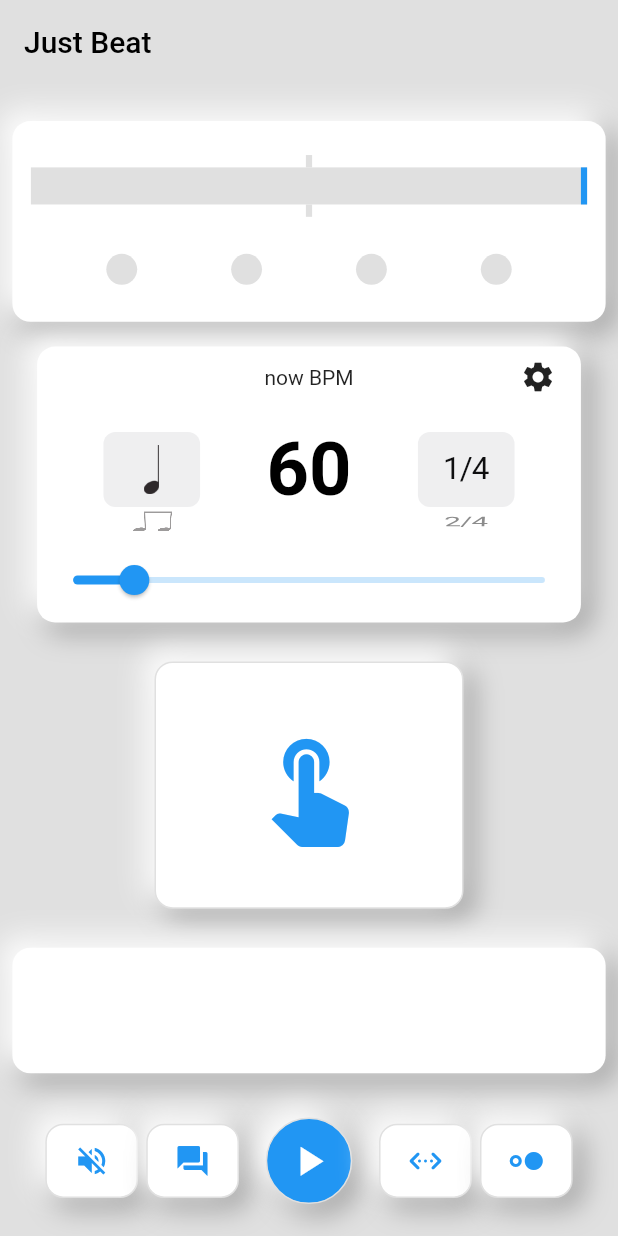
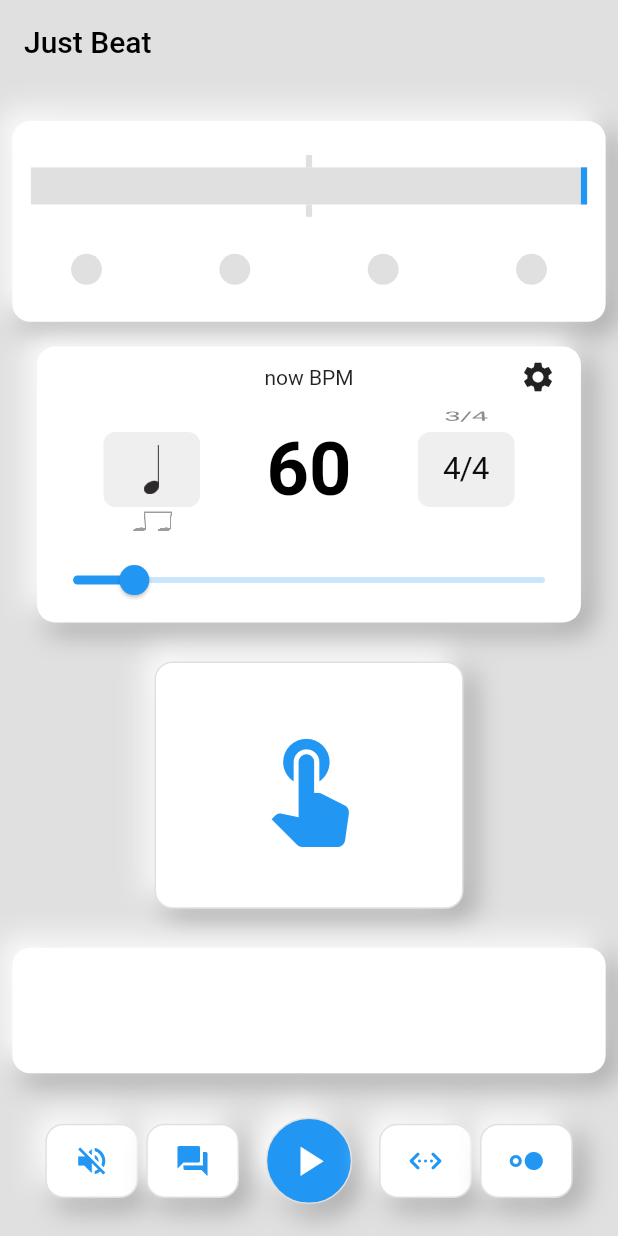
Before and after one commit to yuto90/metronome, a Flutter app: the screen it shows after launch, on a phone screen of 412 x 824 dp. Run offline on Flutter 3.47's test engine with Material 2 defaults, Android fonts, the light colour scheme and no system bars; drawn by our look-alikes of google_mobile_ads; missing offline and left inert: soundpool; network calls fail.

Commit message:
選択bpmに応じて画面を更新

```diff
--- a/lib/home/bpm/bpm.dart
+++ b/lib/home/bpm/bpm.dart
@@ -52,7 +52,6 @@ class BPM extends StatelessWidget {
                           //color: Colors.red,
                           child: CupertinoPicker(
                             itemExtent: 50,
-                            //scrollController: FixedExtentScrollController(initialItem: 0),
                             onSelectedItemChanged: (index) =>
                                 model.pickNote(index),
                             children: model.note
@@ -84,6 +83,8 @@ class BPM extends StatelessWidget {
                           //color: Colors.red,
                           child: CupertinoPicker(
                             itemExtent: 50,
+                            scrollController:
+                                FixedExtentScrollController(initialItem: 4),
                             onSelectedItemChanged: (index) =>
                                 model.pickBeatType(index),
                             children: model.beatType
--- a/lib/home/bpm/bpm_model.dart
+++ b/lib/home/bpm/bpm_model.dart
@@ -1,7 +1,12 @@
 import 'package:flutter/material.dart';
+import 'package:metronome/home/rhythm/rhythm_model.dart';
 import 'package:metronome/property/home_property.dart';
 
 class BpmModel extends ChangeNotifier {
+  BpmModel(BuildContext context) {
+    rhythmModel = RhythmModel(context);
+  }
+  late RhythmModel rhythmModel;
   // スタイルのプロパティ
   HomeProperty homeProperty = HomeProperty();
 
@@ -38,6 +43,7 @@ class BpmModel extends ChangeNotifier {
   /// 拍を切り替えた時
   void pickBeatType(int index) {
     selectedBeatType = index;
+    print(selectedBeatType);
     notifyListeners();
   }
 
--- a/lib/home/footer/footer_model.dart
+++ b/lib/home/footer/footer_model.dart
@@ -7,11 +7,12 @@ import '../home_model.dart';
 class FooterModel extends ChangeNotifier {
   FooterModel(BuildContext context) {
     rhythmModel = context.read<RhythmModel>();
+    homeModel = context.read<HomeModel>();
   }
   // プロパティ用のclassをインスタンス化
   HomeProperty homeProperty = HomeProperty();
-  HomeModel homeModel = HomeModel();
 
+  late HomeModel homeModel;
   late RhythmModel rhythmModel;
 
   // ボリュームのミュートフラグ
--- a/lib/home/home_model.dart
+++ b/lib/home/home_model.dart
@@ -9,7 +9,22 @@ import 'footer/footer_model.dart';
 import 'rhythm/rhythm_model.dart';
 
 class HomeModel extends ChangeNotifier {
-  RhythmModel rhythmModel = RhythmModel();
+  // 画面読み込み時のinit処理
+  HomeModel(BuildContext context) {
+    rhythmModel = RhythmModel(context);
+
+    // バナー広告をインスタンス化
+    myBanner = BannerAd(
+      adUnitId: getTestAdBannerUnitId(),
+      //adUnitId: 'ca-app-pub-8474156868822041/2299618878',
+      size: AdSize.banner,
+      request: const AdRequest(),
+      listener: const BannerAdListener(),
+    );
+    // バナー広告の読み込み
+    myBanner.load();
+  }
+  late RhythmModel rhythmModel;
 
   late BannerAd myBanner;
 
@@ -22,20 +37,6 @@ class HomeModel extends ChangeNotifier {
 
   // プロパティ用のclassをインスタンス化
   HomeProperty homeProperty = HomeProperty();
-
-  // 画面読み込み時のinit処理
-  HomeModel() {
-    // バナー広告をインスタンス化
-    myBanner = BannerAd(
-      adUnitId: getTestAdBannerUnitId(),
-      //adUnitId: 'ca-app-pub-8474156868822041/2299618878',
-      size: AdSize.banner,
-      request: const AdRequest(),
-      listener: const BannerAdListener(),
-    );
-    // バナー広告の読み込み
-    myBanner.load();
-  }
 
   // プラットフォーム（iOS / Android）に合わせてデモ用広告IDを返す
   String getTestAdBannerUnitId() {
--- a/lib/home/rhythm/beat.dart
+++ b/lib/home/rhythm/beat.dart
@@ -1,4 +1,5 @@
 import 'package:flutter/material.dart';
+import 'package:metronome/home/bpm/bpm_model.dart';
 import 'package:metronome/home/footer/footer_model.dart';
 import 'package:metronome/home/rhythm/rhythm_model.dart';
 import 'package:provider/src/provider.dart';
@@ -12,7 +13,11 @@ class Beat extends StatelessWidget {
   @override
   Widget build(BuildContext context) {
     return Row(
+      mainAxisAlignment: MainAxisAlignment.center,
       children: [
+        for (int i = 0;
+            i <= context.watch<BpmModel>().selectedBeatType;
+            i++) ...[
           Spacer(),
           Container(
             width: SizeConfig.blockSizeHorizontal! * 5,
@@ -20,52 +25,14 @@ class Beat extends StatelessWidget {
             decoration: BoxDecoration(
               color: context.read<FooterModel>().isClick
                   ? Colors.white
-                : model.nowBeat == 1
+                  : model.nowBeat == i
                       ? Colors.blue
                       : Colors.grey[300],
               shape: BoxShape.circle,
             ),
           ),
-        Spacer(),
-        Container(
-          width: SizeConfig.blockSizeHorizontal! * 5,
-          height: SizeConfig.blockSizeVertical! * 3,
-          decoration: BoxDecoration(
-            color: context.read<FooterModel>().isClick
-                ? Colors.white
-                : model.nowBeat == 2
-                    ? Colors.blue
-                    : Colors.grey[300],
-            shape: BoxShape.circle,
-          ),
-        ),
-        Spacer(),
-        Container(
-          width: SizeConfig.blockSizeHorizontal! * 5,
-          height: SizeConfig.blockSizeVertical! * 3,
-          decoration: BoxDecoration(
-            color: context.read<FooterModel>().isClick
-                ? Colors.white
-                : model.nowBeat == 3
-                    ? Colors.blue
-                    : Colors.grey[300],
-            shape: BoxShape.circle,
-          ),
-        ),
-        Spacer(),
-        Container(
-          width: SizeConfig.blockSizeHorizontal! * 5,
-          height: SizeConfig.blockSizeVertical! * 3,
-          decoration: BoxDecoration(
-            color: context.read<FooterModel>().isClick
-                ? Colors.white
-                : model.nowBeat == 4
-                    ? Colors.blue
-                    : Colors.grey[300],
-            shape: BoxShape.circle,
-          ),
-        ),
-        Spacer(),
+          Spacer()
+        ],
       ],
     );
   }
--- a/lib/home/rhythm/rhythm_model.dart
+++ b/lib/home/rhythm/rhythm_model.dart
@@ -1,14 +1,13 @@
 import 'package:flutter/material.dart';
 import 'package:flutter/services.dart';
 import 'package:metronome/home/bpm/bpm_model.dart';
-import 'package:metronome/home/footer/footer.dart';
 import 'package:metronome/home/footer/footer_model.dart';
 import 'package:metronome/property/home_property.dart';
 import 'package:provider/src/provider.dart';
 import 'package:soundpool/soundpool.dart';
 
 class RhythmModel extends ChangeNotifier {
-  RhythmModel() {
+  RhythmModel(BuildContext context) {
     Future(() async {
       beat = await rootBundle
           .load('assets/sound/hammer.wav')
@@ -46,7 +45,7 @@ class RhythmModel extends ChangeNotifier {
   //メトロノームの動作on/off
   bool run = false;
   // todo 4拍以外も作る
-  int nowBeat = 0;
+  int nowBeat = -1;
   // late:初期化を遅らせるだけ。使う前には初期化が必要
   late Offset limitRight;
   late Offset limitLeft;
@@ -87,7 +86,8 @@ class RhythmModel extends ChangeNotifier {
       notifyListeners();
     } else {
       run = true; // メトロノームを起動
-      context.read<RhythmModel>().nowBeat = 0;
+      // 一旦beat数を初期化
+      nowBeat = -1;
       // メトロノームの初期化
       initMetronome();
       runMetronome(context);
@@ -101,14 +101,14 @@ class RhythmModel extends ChangeNotifier {
     tempoDuration = 60000 ~/ context.read<BpmModel>().sliderTempo;
     while (run) {
       nowBeat++;
-      if (nowBeat == 5) {
-        nowBeat = 1;
+      if (nowBeat == 4) {
+        nowBeat = 0;
       }
 
       // ミュートボタンが押されている場合は音を出さない
       if (!context.read<FooterModel>().isMute) {
         // 4拍目でfinishを鳴らす
-        if (nowBeat == 4) {
+        if (nowBeat == 3) {
           finishPool.play(finish); // 4拍目の音
         } else {
           beatPool.play(beat); // 1拍の音`
--- a/lib/main.dart
+++ b/lib/main.dart
@@ -20,13 +20,13 @@ void main() {
     MultiProvider(
       providers: [
         ChangeNotifierProvider<HomeModel>(
-          create: (context) => HomeModel(),
+          create: (context) => HomeModel(context),
         ),
         ChangeNotifierProvider<RhythmModel>(
-          create: (context) => RhythmModel(),
+          create: (context) => RhythmModel(context),
         ),
         ChangeNotifierProvider<BpmModel>(
-          create: (context) => BpmModel(),
+          create: (context) => BpmModel(context),
         ),
         ChangeNotifierProvider<TapModel>(
           create: (context) => TapModel(context),
```
Lines whose indentation alone changed are shown as unchanged.
